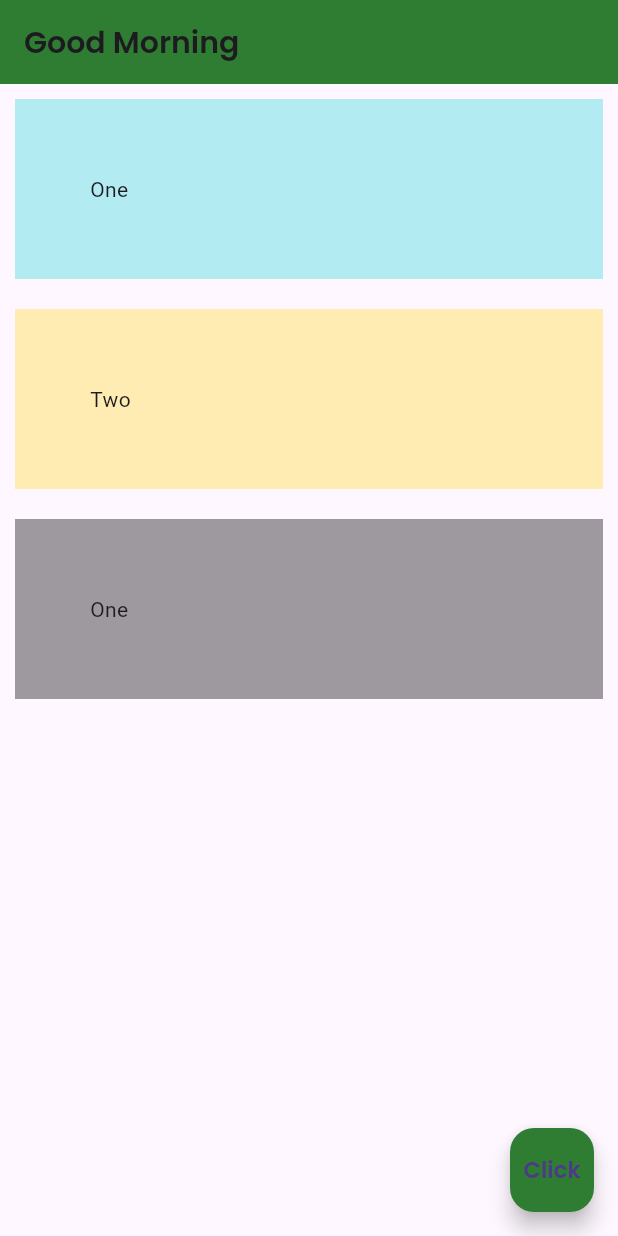
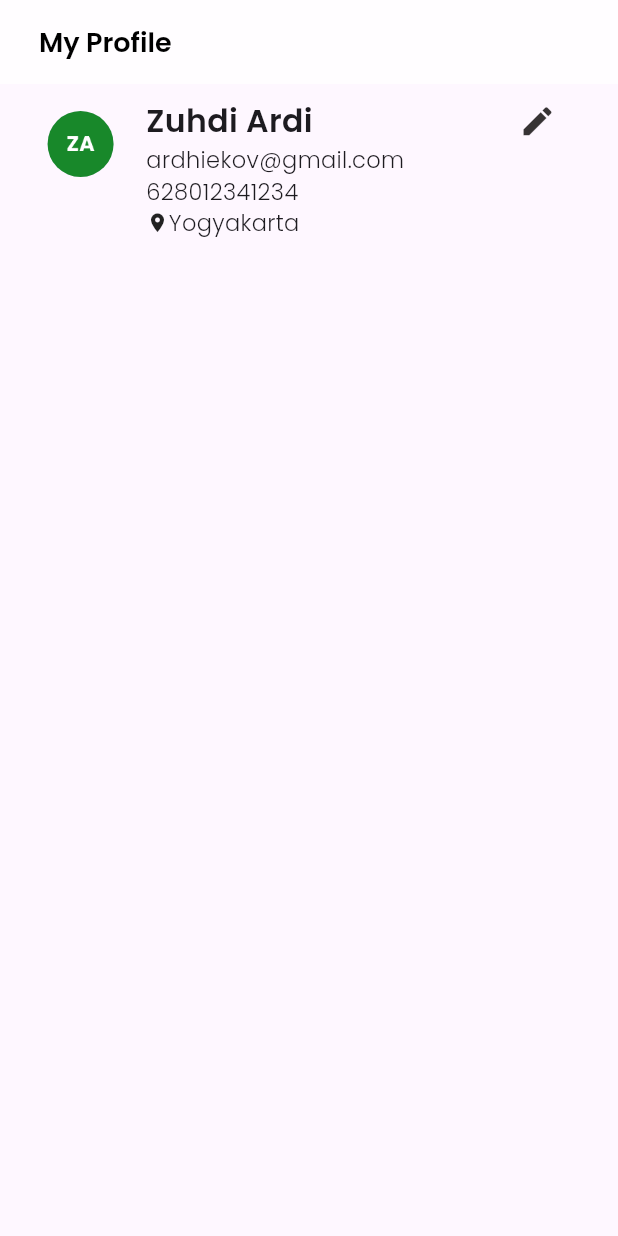
Before and after one commit to zuhdy-ev/learnFlutter, a Flutter app: the screen it shows after launch, on a phone screen of 412 x 824 dp. Run offline on Flutter 3.47's test engine with Material 3 defaults, Android fonts, the phone set to English and light mode, and no system bars.

Commit message:
create profile dashboard

```diff
--- a/lib/main.dart
+++ b/lib/main.dart
@@ -12,111 +12,88 @@ class Home extends StatelessWidget {
   Widget build(BuildContext context) {
     return Scaffold(
       appBar: AppBar(
-        title: const Text(
-          "Good Morning",
-          style: TextStyle(
-            fontSize: 20.0,
-            fontFamily: "Poppins-SemiBold",
+        title: const Padding(
+          padding: EdgeInsets.all(10.0),
+          child: Text(
+            "My Profile",
+            style: TextStyle(
+              color: Colors.black,
+              fontSize: 18.0,
+              fontFamily: "Poppins-SemiBold",
+            ),
           ),
         ),
-        backgroundColor: Colors.green[800],
+        backgroundColor: Colors.white70,
+        elevation: 0.0,
       ),
-      floatingActionButton: FloatingActionButton(
-        onPressed: () {},
-        backgroundColor: Colors.green[800],
-        child: const Text(
-          "Click",
-          style: TextStyle(
-            fontSize: 15.0,
-            fontFamily: "Poppins-SemiBold",
-          ),
+      body: const Padding(
+        padding: EdgeInsets.fromLTRB(30.0, 10.0, 30.0, 0),
+        child: Row(
+          crossAxisAlignment: CrossAxisAlignment.start,
+          children: [
+            Expanded(
+              flex: 1,
+              child: Padding(
+                padding: EdgeInsets.fromLTRB(0, 8.0, 0, 0),
+                child: CircleAvatar(
+                  radius: 22.0,
+                  backgroundImage: AssetImage("assets/Pict.png"),
+                ),
+              ),
+            ),
+            SizedBox(
+              width: 20.0,
+            ),
+            Expanded(
+              flex: 5,
+              child: Column(
+                crossAxisAlignment: CrossAxisAlignment.start,
+                children: [
+                  Text("Zuhdi Ardi",
+                      style: TextStyle(
+                        fontSize: 21.0,
+                        fontFamily: "Poppins-SemiBold",
+                      )),
+                  Text("ardhiekov@gmail.com",
+                      style: TextStyle(
+                        fontSize: 15.0,
+                        fontFamily: "Poppins-Light",
+                      )),
+                  Text("628012341234",
+                      style: TextStyle(
+                        fontSize: 15.0,
+                        fontFamily: "Poppins-Light",
+                      )),
+                  Row(
+                    children: [
+                      Icon(
+                        Icons.location_on,
+                        size: 15.0,
+                      ),
+                      Text("Yogyakarta",
+                          style: TextStyle(
+                            fontSize: 15.0,
+                            fontFamily: "Poppins-Light",
+                          )),
+                    ],
+                  ),
+                ],
+              ),
+            ),
+            Expanded(
+              flex: 1,
+              child: Padding(
+                padding: EdgeInsets.fromLTRB(0, 2.0, 0, 0),
+                child: Icon(
+                  Icons.edit,
+                  size: 25.0,
+                  color: Color.fromARGB(221, 24, 21, 21),
+                ),
+              ),
+            )
+          ],
         ),
-      ),
-      body: Center(
-        child: Column(
-            crossAxisAlignment: CrossAxisAlignment.stretch,
-            children: <Widget>[
-              Container(
-                margin: const EdgeInsets.all(10.0),
-                padding: const EdgeInsets.all(50.0),
-                color: Colors.cyan[100],
-                child: const Text("One"),
-              ),
-              Container(
-                margin: const EdgeInsets.all(10.0),
-                padding: const EdgeInsets.all(50.0),
-                color: Colors.amber[100],
-                child: const Text("Two"),
-              ),
-              Container(
-                margin: const EdgeInsets.all(10.0),
-                padding: const EdgeInsets.all(50.0),
-                color: Colors.black38,
-                child: const Text("One"),
-              ),
-            ]),
       ),
     );
   }
 }
-
-/*
-  Row(
-    crossAxisAlignment: CrossAxisAlignment.start,
-    mainAxisAlignment: MainAxisAlignment.center,
-    children: <Widget>[
-      const Icon(Icons.account_balance_wallet_rounded,
-          size: 60.0, color: Colors.lightBlueAccent),
-      const Column(
-        crossAxisAlignment: CrossAxisAlignment.start,
-        children: [
-          Text("Saldo",
-              style: TextStyle(
-                fontSize: 15.0,
-                fontFamily: "Poppins-SemiBold",
-              )),
-          Text("Rp1000.000,-",
-              style: TextStyle(
-                  fontSize: 15.0, fontFamily: "Poppins-SemiBold")),
-        ],
-      ),
-      Container(
-        color: Colors.cyan,
-        margin: const EdgeInsets.all(10.0),
-        padding: const EdgeInsets.all(10.0),
-        child: const Text(
-          "Top Up",
-          style: TextStyle(
-            color: Colors.white,
-            fontSize: 15.0,
-            fontFamily: "Poppins-SemiBold",
-          ),
-        ),
-      ),
-    ],
-  ),
-
-  ==========================
-
-  Container(
-  padding: const EdgeInsets.all(30.0),
-  color: Colors.white70,
-  child: const Column(children: [
-    Image(
-      image: AssetImage("assets/Gojek_Logo_Brandmark.png"),
-    ),
-    Text(
-      "Welcome",
-      style: TextStyle(
-        fontSize: 30.0,
-        fontFamily: "Poppins-SemiBold",
-        color: Colors.green,
-      ),
-    ),
-    Icon(
-      Icons.favorite,
-      color: Colors.red,
-      size: 30.0,
-    )
-  ])),
-*/
```
Also changed, not shown: pubspec.yaml (+5 -2 lines), assets/Pict.png (added), fonts/Poppins-Light.ttf (added).
